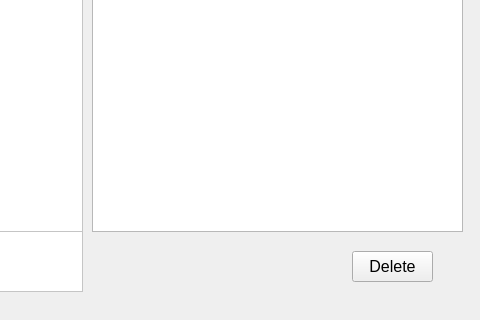
First picture: the form in Mainwindow/edit_hall/edit_hall.ui, repository Drakenhielm/Biobokningssystem, before the edit; both pictures show x 378 to 858 and y 149 to 469 of the 858 by 469 pixel window.
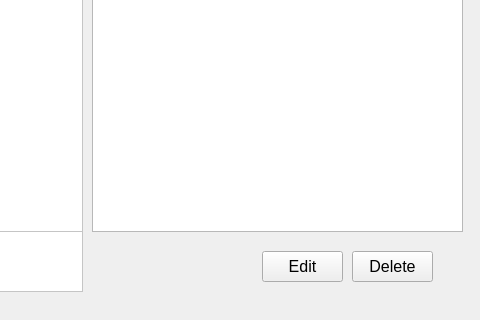
Second picture: the form after the edit.

Commit message: Lagt till edit-knapp i Hall List

Diff of the .ui file:
```diff
--- a/Mainwindow/edit_hall/edit_hall.ui
+++ b/Mainwindow/edit_hall/edit_hall.ui
@@ -234,6 +234,24 @@
     <number>20</number>
    </attribute>
   </widget>
+  <widget class="QPushButton" name="editButton">
+   <property name="geometry">
+    <rect>
+     <x>640</x>
+     <y>400</y>
+     <width>81</width>
+     <height>31</height>
+    </rect>
+   </property>
+   <property name="font">
+    <font>
+     <pointsize>12</pointsize>
+    </font>
+   </property>
+   <property name="text">
+    <string>Edit</string>
+   </property>
+  </widget>
  </widget>
  <resources/>
  <connections/>
```
